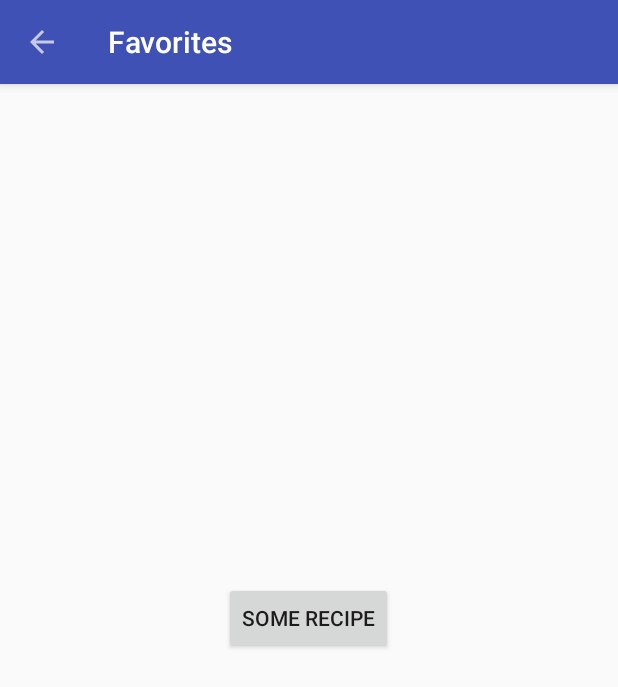
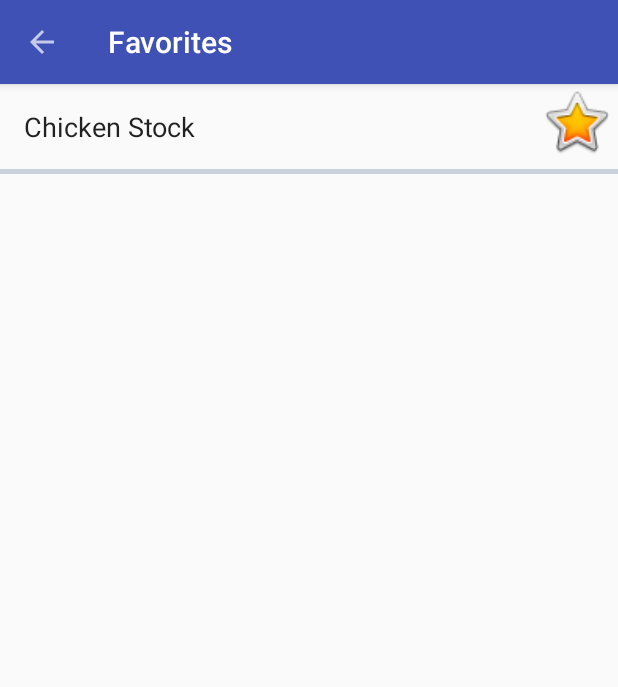
Before and after one commit to shawndur/MealDesigner, an Android app: the Favorites screen opened directly, with no data from a screen before it, on a phone screen of 412 x 824 dp. Shown: the top 687 px of the screen. Run offline under Robolectric (Android 15) with nearby library versions, the light colour scheme and no system bars.

Commit message:
Added favorites funtionality

```diff
--- /dev/null
+++ b/app/src/main/java/letseat/mealdesigner/favorites/FavAdapter.java
@@ -0,0 +1,78 @@
+package letseat.mealdesigner.favorites;
+
+
+import android.support.v7.widget.RecyclerView;
+import android.util.Log;
+import android.view.LayoutInflater;
+import android.view.View;
+import android.view.ViewGroup;
+import android.widget.Button;
+import android.widget.TextView;
+import android.widget.ToggleButton;
+
+import java.util.ArrayList;
+
+import letseat.mealdesigner.R;
+import letseat.mealdesigner.recipies.MainRecipe;
+
+public class FavAdapter extends RecyclerView.Adapter<FavAdapter.ViewHolder> {
+    private ArrayList<String> _favs;
+    private Favorites _recipeList;
+
+
+    public static class ViewHolder extends RecyclerView.ViewHolder implements View.OnClickListener {
+        public TextView _textView;
+        public ToggleButton _fav;
+        public int _id;
+        public Favorites _recipeList;
+
+        public ViewHolder(View v, Favorites recipeList) {
+            super(v);
+            _recipeList = recipeList;
+            _textView = (TextView) v.findViewById(R.id.recipe_name_text);
+            _fav = (ToggleButton) v.findViewById(R.id.favorite_button);
+            _textView.setOnClickListener(this);
+            _fav.setOnClickListener(this);
+            _fav.setChecked(true);
+        }
+
+        public void bind(ArrayList<String> favs,int id){
+            _id = id;
+            _textView.setText(favs.get(id));
+        }
+
+        public void onClick(View view){
+            if(view == _textView){
+                _recipeList.openRecipeInfo(_textView.getText().toString());
+            }else if(view == _fav){
+                Log.d("status","favorite button pressed for "+_id+_textView.getText().toString());
+                _recipeList.favoriteRecipe(_textView.getText().toString());
+            }
+        }
+    }
+
+    public FavAdapter(ArrayList<String> favs, Favorites recipelist) {
+        _recipeList = recipelist;
+        _favs = favs;
+    }
+
+
+    @Override
+    public FavAdapter.ViewHolder onCreateViewHolder(ViewGroup parent, int viewType) {
+        View v = LayoutInflater.from(parent.getContext())
+                .inflate(R.layout.activity_favorites_item, parent, false);
+
+        ViewHolder vh = new ViewHolder(v,_recipeList);
+        return vh;
+    }
+
+    @Override
+    public void onBindViewHolder(ViewHolder holder, int position) {
+        holder.bind(_favs,position);
+    }
+
+    @Override
+    public int getItemCount() {
+        return _favs.size();
+    }
+}
--- a/app/src/main/java/letseat/mealdesigner/favorites/Favorites.java
+++ b/app/src/main/java/letseat/mealdesigner/favorites/Favorites.java
@@ -4,15 +4,29 @@ import android.content.Intent;
 import android.support.v4.app.NavUtils;
 import android.support.v7.app.AppCompatActivity;
 import android.os.Bundle;
+import android.support.v7.widget.LinearLayoutManager;
+import android.support.v7.widget.RecyclerView;
 import android.support.v7.widget.Toolbar;
+import android.util.Log;
 import android.view.Menu;
 import android.view.MenuItem;
 import android.view.View;
 
+import java.util.ArrayList;
+
+import letseat.mealdesigner.MealDesignerApp;
 import letseat.mealdesigner.R;
 import letseat.mealdesigner.recipeinfo.RecipeInfo;
+import letseat.mealdesigner.recipies.RecipeAdapter;
+import letseat.mealdesigner.storage.Database;
 
 public class Favorites extends AppCompatActivity {
+
+    private Database _db;
+    private RecyclerView _recyclerView;
+    private RecyclerView.Adapter _adapter;
+    private RecyclerView.LayoutManager _layoutManager;
+    private ArrayList<String> _favs;
 
     @Override
     protected void onCreate(Bundle savedInstanceState) {
@@ -23,6 +37,15 @@ public class Favorites extends AppCompatActivity {
         setSupportActionBar(toolbar);
         getSupportActionBar().setDisplayHomeAsUpEnabled(true);
         getSupportActionBar().setTitle(getString(R.string.navdrawer_fav));
+
+        _db = ((MealDesignerApp)getApplicationContext()).getDatabase();
+        _favs = _db.getListOfFavorites();
+        _recyclerView = (RecyclerView) findViewById(R.id.recipe_recycler_view);
+        _recyclerView.setHasFixedSize(true);
+        _layoutManager = new LinearLayoutManager(this);
+        _recyclerView.setLayoutManager(_layoutManager);
+        _adapter = new FavAdapter(_favs,this);
+        _recyclerView.setAdapter(_adapter);
     }
 
     @Override
@@ -51,8 +74,23 @@ public class Favorites extends AppCompatActivity {
         NavUtils.navigateUpFromSameTask(this);
     }
 
-    public void openRecipeInfo(View view){
+    public void openRecipeInfo(String name){
         Intent intent = new Intent(this,RecipeInfo.class);
+        intent.putExtra("recipe_name",name);
         startActivity(intent);
     }
+
+    public void favoriteRecipe(String name){
+        if(_favs.contains(name)){
+            Log.d("status",name+" is favorited");
+            boolean result = _db.setFavorite(name,false);
+            Log.d("status","unfavorited? "+result);
+            _favs.remove(name);
+        }else{
+            Log.d("status",name+" is not favorited");
+            boolean result = _db.setFavorite(name,true);
+            Log.d("status","favorited? "+result);
+            _favs.add(name);
+        }
+    }
 }
--- a/app/src/main/res/layout/activity_favorites.xml
+++ b/app/src/main/res/layout/activity_favorites.xml
@@ -1,18 +1,17 @@
 <?xml version="1.0" encoding="utf-8"?>
-<RelativeLayout xmlns:android="http://schemas.android.com/apk/res/android"
+<LinearLayout xmlns:android="http://schemas.android.com/apk/res/android"
     xmlns:tools="http://schemas.android.com/tools"
     android:layout_width="match_parent"
     android:layout_height="match_parent"
-    tools:context="letseat.mealdesigner.favorites.Favorites">
+    tools:context="letseat.mealdesigner.favorites.Favorites"
+    android:orientation="vertical">
 
     <include layout="@layout/app_bar_main"/>
 
-    <Button
-        android:layout_width="wrap_content"
-        android:layout_height="wrap_content"
-        android:text="Some Recipe"
-        android:onClick="openRecipeInfo"
-        android:layout_centerVertical="true"
-        android:layout_centerHorizontal="true" />
+    <android.support.v7.widget.RecyclerView
+        android:id="@+id/recipe_recycler_view"
+        android:scrollbars="vertical"
+        android:layout_width="match_parent"
+        android:layout_height="match_parent"/>
 
-</RelativeLayout>
+</LinearLayout>
--- /dev/null
+++ b/app/src/main/res/layout/activity_favorites_item.xml
@@ -0,0 +1,43 @@
+<?xml version="1.0" encoding="utf-8"?>
+<LinearLayout xmlns:android="http://schemas.android.com/apk/res/android"
+    android:orientation="vertical" android:layout_width="match_parent"
+    android:layout_height="wrap_content"
+    android:gravity="center">
+
+    <LinearLayout
+        android:layout_width="match_parent"
+        android:layout_height="wrap_content">
+
+        <TextView
+            android:layout_margin="@dimen/activity_horizontal_margin"
+            android:text="TextView"
+            android:layout_width="wrap_content"
+            android:layout_height="wrap_content"
+            android:id="@+id/recipe_name_text"
+            android:textAppearance="@style/TextAppearance.AppCompat.Body1"
+            android:textSize="18sp"
+            android:layout_weight="100"/>
+
+        <LinearLayout
+            android:layout_weight="1"
+            android:layout_width="wrap_content"
+            android:layout_height="wrap_content">
+
+            <ToggleButton
+                android:layout_width="50dp"
+                android:layout_height="50dp"
+                android:id="@+id/favorite_button"
+                android:background="@drawable/favorite_button"
+                android:textOff=""
+                android:textOn=""/>
+        </LinearLayout>
+
+    </LinearLayout>
+
+    <View
+        android:layout_width="match_parent"
+        android:layout_height="3dp"
+        android:background="@color/divider"
+        />
+
+</LinearLayout>
```
